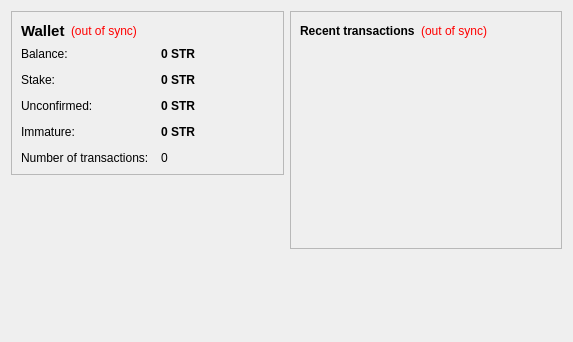
This is src/qt/forms/overviewpage.ui in elrapido80/AndroidsTokens as Qt 5 draws it before an edit. The edited form follows.
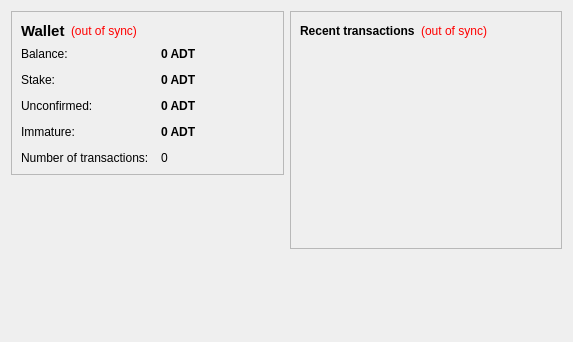
This is the edited form.

Diff of the .ui file:
```diff
--- a/src/qt/forms/overviewpage.ui
+++ b/src/qt/forms/overviewpage.ui
@@ -105,7 +105,7 @@
              <string>Your current balance</string>
             </property>
             <property name="text">
-             <string notr="true">0 STR</string>
+             <string notr="true">0 ADT</string>
             </property>
             <property name="textInteractionFlags">
              <set>Qt::LinksAccessibleByMouse|Qt::TextSelectableByKeyboard|Qt::TextSelectableByMouse</set>
@@ -134,7 +134,7 @@
              <string>Total of coins that was staked, and do not yet count toward the current balance</string>
             </property>
             <property name="text">
-             <string notr="true">0 STR</string>
+             <string notr="true">0 ADT</string>
             </property>
             <property name="textInteractionFlags">
              <set>Qt::LinksAccessibleByMouse|Qt::TextSelectableByKeyboard|Qt::TextSelectableByMouse</set>
@@ -163,7 +163,7 @@
              <string>Total of transactions that have yet to be confirmed, and do not yet count toward the current balance</string>
             </property>
             <property name="text">
-             <string notr="true">0 STR</string>
+             <string notr="true">0 ADT</string>
             </property>
             <property name="textInteractionFlags">
              <set>Qt::LinksAccessibleByMouse|Qt::TextSelectableByKeyboard|Qt::TextSelectableByMouse</set>
@@ -189,7 +189,7 @@
              <string>Mined balance that has not yet matured</string>
             </property>
             <property name="text">
-             <string notr="true">0 STR</string>
+             <string notr="true">0 ADT</string>
             </property>
             <property name="textInteractionFlags">
              <set>Qt::LinksAccessibleByMouse|Qt::TextSelectableByKeyboard|Qt::TextSelectableByMouse</set>
```
